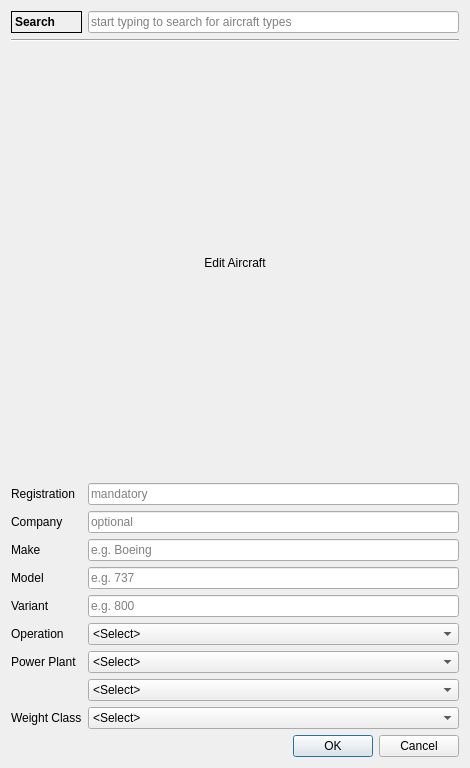
First picture: the form in src/gui/dialogues/newtail.ui, repository fiffty-50/openPilotLog, before the edit.
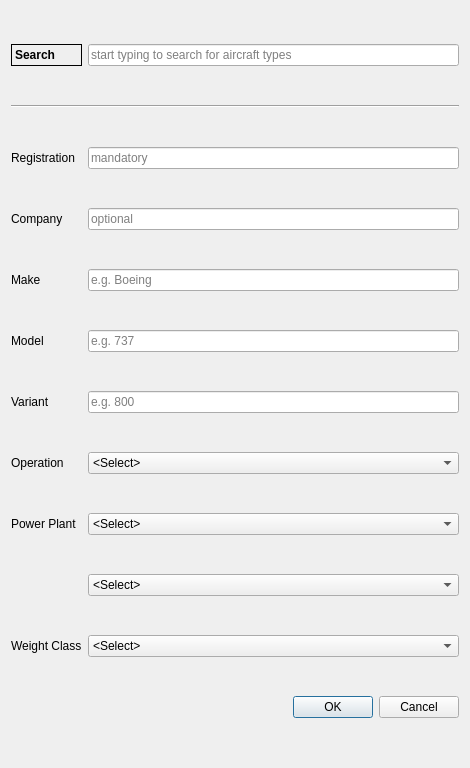
Second picture: the form after the edit.

Patch:
```diff
--- a/src/gui/dialogues/newtail.ui
+++ b/src/gui/dialogues/newtail.ui
@@ -14,151 +14,24 @@
    <string>Add New Aircraft</string>
   </property>
   <layout class="QGridLayout" name="gridLayout">
-   <item row="11" column="0">
-    <widget class="QLabel" name="weightLabel">
-     <property name="text">
-      <string>Weight Class</string>
-     </property>
-    </widget>
-   </item>
-   <item row="12" column="1">
-    <widget class="QDialogButtonBox" name="buttonBox">
-     <property name="orientation">
-      <enum>Qt::Horizontal</enum>
-     </property>
-     <property name="standardButtons">
-      <set>QDialogButtonBox::Cancel|QDialogButtonBox::Ok</set>
-     </property>
-    </widget>
-   </item>
-   <item row="10" column="1">
-    <widget class="QComboBox" name="ppNumberComboBox">
-     <property name="currentText">
-      <string>&lt;Select&gt;</string>
-     </property>
-     <item>
-      <property name="text">
-       <string>&lt;Select&gt;</string>
-      </property>
-     </item>
-     <item>
-      <property name="text">
-       <string>Single Engine</string>
-      </property>
-     </item>
-     <item>
-      <property name="text">
-       <string>Multi Engine</string>
-      </property>
-     </item>
-    </widget>
-   </item>
-   <item row="3" column="0">
-    <widget class="QLabel" name="registrationLabel">
-     <property name="text">
-      <string>Registration</string>
-     </property>
-    </widget>
-   </item>
-   <item row="2" column="0" colspan="2">
-    <widget class="QLabel" name="editLabel">
-     <property name="text">
-      <string>Edit Aircraft</string>
-     </property>
-     <property name="alignment">
-      <set>Qt::AlignCenter</set>
-     </property>
-    </widget>
-   </item>
-   <item row="5" column="0">
-    <widget class="QLabel" name="makeLabel">
-     <property name="text">
-      <string>Make</string>
-     </property>
-    </widget>
-   </item>
    <item row="7" column="0">
-    <widget class="QLabel" name="variantLabel">
-     <property name="text">
-      <string>Variant</string>
-     </property>
-    </widget>
-   </item>
-   <item row="8" column="1">
-    <widget class="QComboBox" name="operationComboBox">
-     <property name="editable">
-      <bool>false</bool>
-     </property>
-     <property name="currentText">
-      <string>&lt;Select&gt;</string>
-     </property>
-     <item>
-      <property name="text">
-       <string>&lt;Select&gt;</string>
-      </property>
-     </item>
-     <item>
-      <property name="text">
-       <string>Single Pilot</string>
-      </property>
-     </item>
-     <item>
-      <property name="text">
-       <string>Multi Pilot</string>
-      </property>
-     </item>
-    </widget>
-   </item>
-   <item row="8" column="0">
     <widget class="QLabel" name="operationLabel">
      <property name="text">
       <string>Operation</string>
      </property>
     </widget>
    </item>
-   <item row="9" column="1">
-    <widget class="QComboBox" name="ppTypeComboBox">
-     <property name="currentText">
-      <string>&lt;Select&gt;</string>
+   <item row="2" column="1">
+    <widget class="QLineEdit" name="registrationLineEdit">
+     <property name="maxLength">
+      <number>20</number>
      </property>
-     <item>
-      <property name="text">
-       <string>&lt;Select&gt;</string>
-      </property>
-     </item>
-     <item>
-      <property name="text">
-       <string>Unpowered</string>
-      </property>
-     </item>
-     <item>
-      <property name="text">
-       <string>Piston</string>
-      </property>
-     </item>
-     <item>
-      <property name="text">
-       <string>Turboprop</string>
-      </property>
-     </item>
-     <item>
-      <property name="text">
-       <string>Jet</string>
-      </property>
-     </item>
+     <property name="placeholderText">
+      <string>mandatory</string>
+     </property>
     </widget>
    </item>
    <item row="4" column="1">
-    <widget class="QLineEdit" name="companyLineEdit">
-     <property name="maxLength">
-      <number>20</number>
-     </property>
-     <property name="placeholderText">
-      <string>optional</string>
-     </property>
-    </widget>
-   </item>
-   <item row="5" column="1">
     <widget class="QLineEdit" name="makeLineEdit">
      <property name="maxLength">
       <number>20</number>
@@ -168,17 +41,14 @@
      </property>
     </widget>
    </item>
-   <item row="7" column="1">
-    <widget class="QLineEdit" name="variantLineEdit">
-     <property name="maxLength">
-      <number>20</number>
-     </property>
-     <property name="placeholderText">
-      <string>e.g. 800</string>
+   <item row="6" column="0">
+    <widget class="QLabel" name="variantLabel">
+     <property name="text">
+      <string>Variant</string>
      </property>
     </widget>
    </item>
-   <item row="6" column="1">
+   <item row="5" column="1">
     <widget class="QLineEdit" name="modelLineEdit">
      <property name="maxLength">
       <number>20</number>
@@ -188,7 +58,36 @@
      </property>
     </widget>
    </item>
-   <item row="11" column="1">
+   <item row="9" column="1">
+    <widget class="QComboBox" name="ppNumberComboBox">
+     <property name="currentText">
+      <string>&lt;Select&gt;</string>
+     </property>
+     <item>
+      <property name="text">
+       <string>&lt;Select&gt;</string>
+      </property>
+     </item>
+     <item>
+      <property name="text">
+       <string>Single Engine</string>
+      </property>
+     </item>
+     <item>
+      <property name="text">
+       <string>Multi Engine</string>
+      </property>
+     </item>
+    </widget>
+   </item>
+   <item row="10" column="0">
+    <widget class="QLabel" name="weightLabel">
+     <property name="text">
+      <string>Weight Class</string>
+     </property>
+    </widget>
+   </item>
+   <item row="10" column="1">
     <widget class="QComboBox" name="weightComboBox">
      <item>
       <property name="text">
@@ -217,20 +116,41 @@
      </item>
     </widget>
    </item>
-   <item row="9" column="0">
-    <widget class="QLabel" name="powerPlantLabel">
+   <item row="2" column="0">
+    <widget class="QLabel" name="registrationLabel">
      <property name="text">
-      <string>Power Plant</string>
+      <string>Registration</string>
+     </property>
+    </widget>
+   </item>
+   <item row="5" column="0">
+    <widget class="QLabel" name="modelLabel">
+     <property name="text">
+      <string>Model</string>
+     </property>
+    </widget>
+   </item>
+   <item row="3" column="0">
+    <widget class="QLabel" name="companyLabel">
+     <property name="text">
+      <string>Company</string>
+     </property>
+    </widget>
+   </item>
+   <item row="1" column="0" colspan="2">
+    <widget class="Line" name="line">
+     <property name="orientation">
+      <enum>Qt::Horizontal</enum>
      </property>
     </widget>
    </item>
    <item row="3" column="1">
-    <widget class="QLineEdit" name="registrationLineEdit">
+    <widget class="QLineEdit" name="companyLineEdit">
      <property name="maxLength">
       <number>20</number>
      </property>
      <property name="placeholderText">
-      <string>mandatory</string>
+      <string>optional</string>
      </property>
     </widget>
    </item>
@@ -244,6 +164,16 @@
      </property>
     </widget>
    </item>
+   <item row="6" column="1">
+    <widget class="QLineEdit" name="variantLineEdit">
+     <property name="maxLength">
+      <number>20</number>
+     </property>
+     <property name="placeholderText">
+      <string>e.g. 800</string>
+     </property>
+    </widget>
+   </item>
    <item row="0" column="0">
     <widget class="QLabel" name="searchLabel">
      <property name="font">
@@ -260,25 +190,85 @@
      </property>
     </widget>
    </item>
+   <item row="8" column="1">
+    <widget class="QComboBox" name="ppTypeComboBox">
+     <property name="currentText">
+      <string>&lt;Select&gt;</string>
+     </property>
+     <item>
+      <property name="text">
+       <string>&lt;Select&gt;</string>
+      </property>
+     </item>
+     <item>
+      <property name="text">
+       <string>Unpowered</string>
+      </property>
+     </item>
+     <item>
+      <property name="text">
+       <string>Piston</string>
+      </property>
+     </item>
+     <item>
+      <property name="text">
+       <string>Turboprop</string>
+      </property>
+     </item>
+     <item>
+      <property name="text">
+       <string>Jet</string>
+      </property>
+     </item>
+    </widget>
+   </item>
+   <item row="8" column="0">
+    <widget class="QLabel" name="powerPlantLabel">
+     <property name="text">
+      <string>Power Plant</string>
+     </property>
+    </widget>
+   </item>
    <item row="4" column="0">
-    <widget class="QLabel" name="companyLabel">
+    <widget class="QLabel" name="makeLabel">
      <property name="text">
-      <string>Company</string>
+      <string>Make</string>
      </property>
     </widget>
    </item>
-   <item row="6" column="0">
-    <widget class="QLabel" name="modelLabel">
-     <property name="text">
-      <string>Model</string>
-     </property>
-    </widget>
-   </item>
-   <item row="1" column="0" colspan="2">
-    <widget class="Line" name="line">
+   <item row="11" column="1">
+    <widget class="QDialogButtonBox" name="buttonBox">
      <property name="orientation">
       <enum>Qt::Horizontal</enum>
      </property>
+     <property name="standardButtons">
+      <set>QDialogButtonBox::Cancel|QDialogButtonBox::Ok</set>
+     </property>
+    </widget>
+   </item>
+   <item row="7" column="1">
+    <widget class="QComboBox" name="operationComboBox">
+     <property name="editable">
+      <bool>false</bool>
+     </property>
+     <property name="currentText">
+      <string>&lt;Select&gt;</string>
+     </property>
+     <item>
+      <property name="text">
+       <string>&lt;Select&gt;</string>
+      </property>
+     </item>
+     <item>
+      <property name="text">
+       <string>Single Pilot</string>
+      </property>
+     </item>
+     <item>
+      <property name="text">
+       <string>Multi Pilot</string>
+      </property>
+     </item>
     </widget>
    </item>
   </layout>
```
